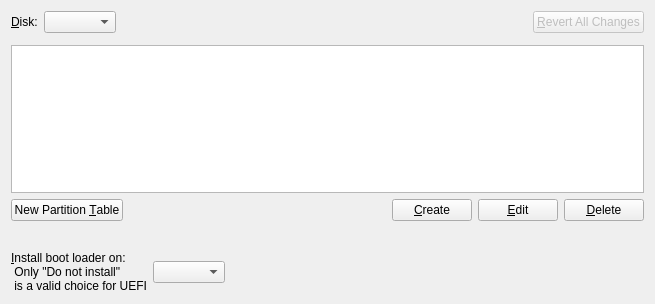
This is src/modules/partition/gui/PartitionPage.ui in dagodax/calamares as Qt 5 draws it before an edit. The edited form follows.
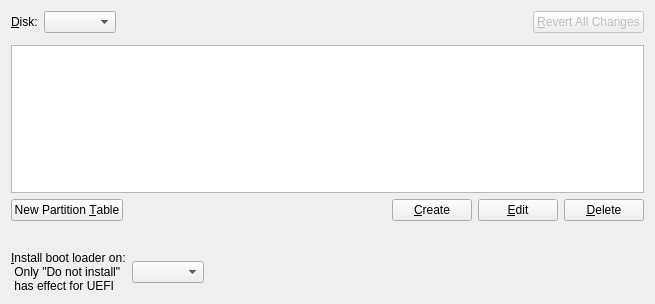
This is the edited form. Custom widgets are drawn as their Qt base class.

Commit message: adjust text

Diff of the .ui file:
```diff
--- a/src/modules/partition/gui/PartitionPage.ui
+++ b/src/modules/partition/gui/PartitionPage.ui
@@ -144,7 +144,7 @@
        <property name="text">
         <string>&amp;Install boot loader on: 
  Only &quot;Do not install&quot; 
- is a valid choice for UEFI</string>
+ has effect for UEFI</string>
        </property>
        <property name="scaledContents">
         <bool>false</bool>
```
